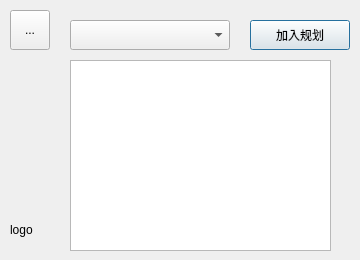
Old version of the form MoMoWord/mobookdialog.ui in the repository KailinLi/MoMoWord.
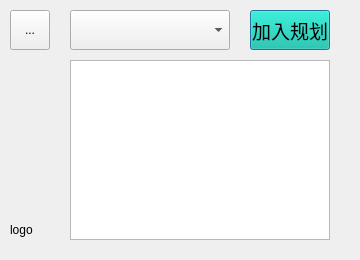
New version of the form. Icons and pictures are not drawn.

Diff of the .ui file:
```diff
--- a/MoMoWord/mobookdialog.ui
+++ b/MoMoWord/mobookdialog.ui
@@ -40,19 +40,24 @@
    <property name="geometry">
     <rect>
      <x>70</x>
-     <y>20</y>
+     <y>10</y>
      <width>160</width>
-     <height>30</height>
+     <height>40</height>
     </rect>
    </property>
+   <property name="font">
+    <font>
+     <pointsize>14</pointsize>
+    </font>
+   </property>
   </widget>
   <widget class="QListView" name="wordListView">
    <property name="geometry">
     <rect>
      <x>70</x>
      <y>60</y>
-     <width>261</width>
-     <height>191</height>
+     <width>260</width>
+     <height>180</height>
     </rect>
    </property>
   </widget>
@@ -60,11 +65,19 @@
    <property name="geometry">
     <rect>
      <x>250</x>
-     <y>20</y>
-     <width>100</width>
-     <height>30</height>
+     <y>10</y>
+     <width>80</width>
+     <height>40</height>
     </rect>
    </property>
+   <property name="font">
+    <font>
+     <pointsize>14</pointsize>
+    </font>
+   </property>
+   <property name="styleSheet">
+    <string notr="true">background-color: rgb(0, 190, 159, 60%)</string>
+   </property>
    <property name="text">
     <string>加入规划</string>
    </property>
```
